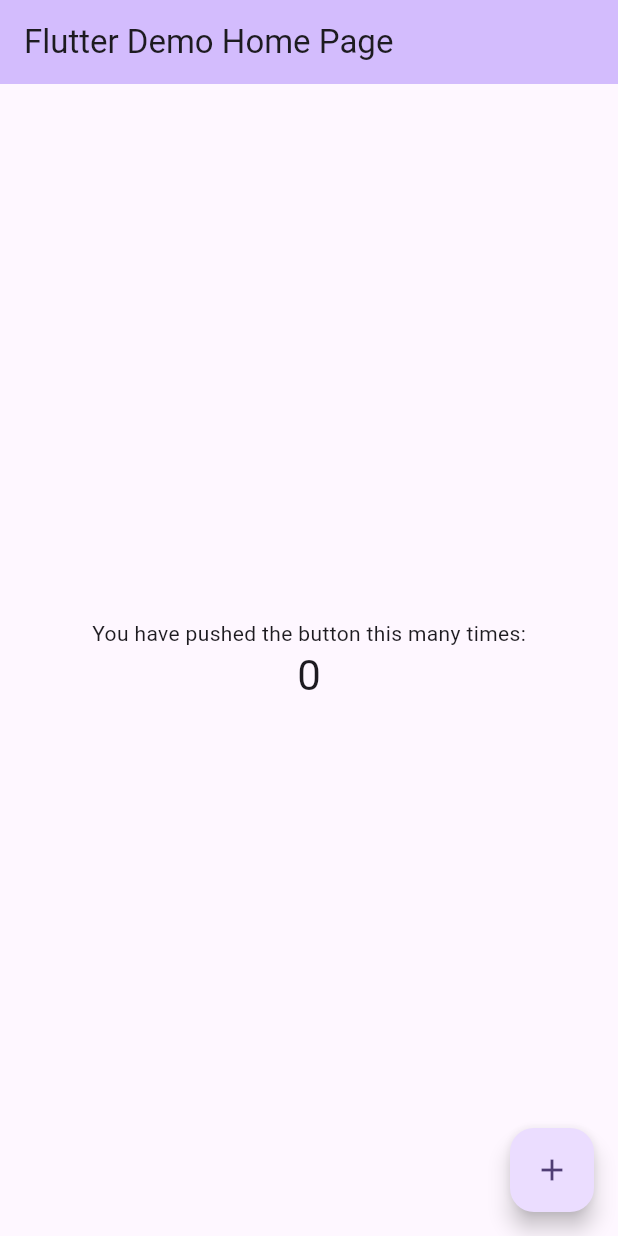
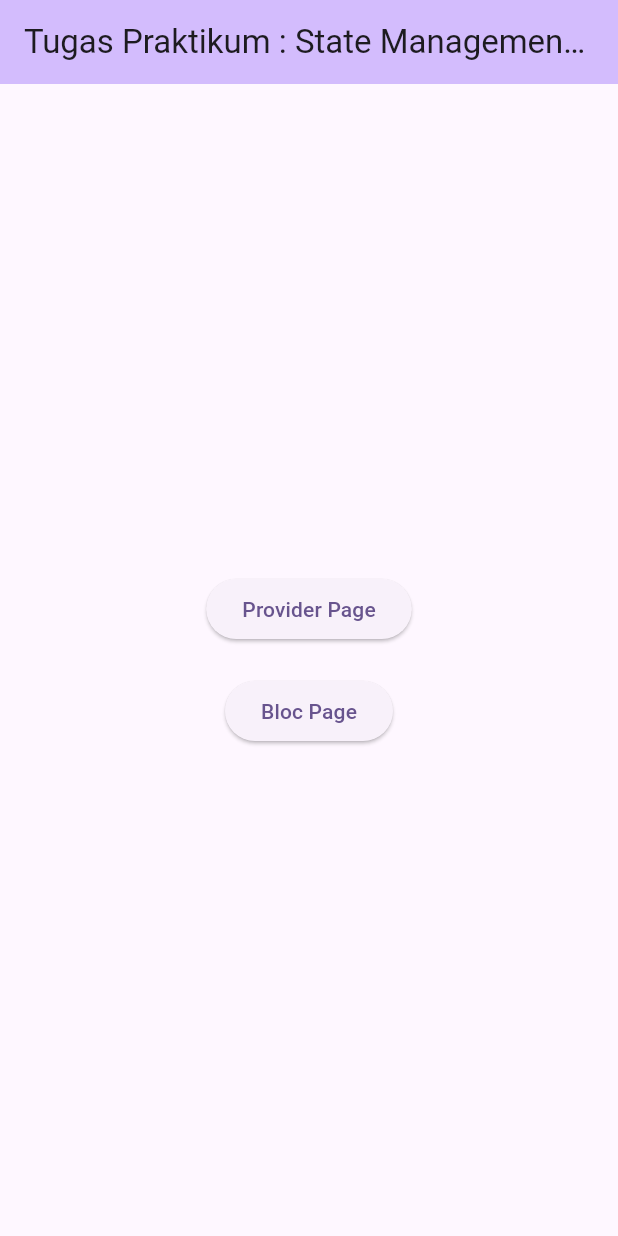
Before and after one commit to FRQNC/TP3PROVIS2024C1, a Flutter app: the screen it shows after launch, on a phone screen of 412 x 824 dp. Run offline on Flutter 3.47's test engine with Material 3 defaults, Android fonts, the phone set to English and light mode, and no system bars; our stand-ins replace flutter_bloc.

Commit message:
fix Bloc

```diff
--- a/tp3_provis/lib/main.dart
+++ b/tp3_provis/lib/main.dart
@@ -1,4 +1,5 @@
 import 'package:flutter/material.dart';
+import 'package:tp3_provis/cubit/product_cubit_page.dart';
 
 void main() {
   runApp(const MyApp());
@@ -13,40 +14,17 @@
     return MaterialApp(
       title: 'Flutter Demo',
       theme: ThemeData(
-        // This is the theme of your application.
-        //
-        // TRY THIS: Try running your application with "flutter run". You'll see
-        // the application has a purple toolbar. Then, without quitting the app,
-        // try changing the seedColor in the colorScheme below to Colors.green
-        // and then invoke "hot reload" (save your changes or press the "hot
-        // reload" button in a Flutter-supported IDE, or press "r" if you used
-        // the command line to start the app).
-        //
-        // Notice that the counter didn't reset back to zero; the application
-        // state is not lost during the reload. To reset the state, use hot
-        // restart instead.
-        //
-        // This works for code too, not just values: Most code changes can be
-        // tested with just a hot reload.
+
         colorScheme: ColorScheme.fromSeed(seedColor: Colors.deepPurple),
         useMaterial3: true,
       ),
-      home: const MyHomePage(title: 'Flutter Demo Home Page'),
+      home: const MyHomePage(title: 'Tugas Praktikum : State Management & Web Service'),
     );
   }
 }
 
 class MyHomePage extends StatefulWidget {
   const MyHomePage({super.key, required this.title});
-
-  // This widget is the home page of your application. It is stateful, meaning
-  // that it has a State object (defined below) that contains fields that affect
-  // how it looks.
-
-  // This class is the configuration for the state. It holds the values (in this
-  // case the title) provided by the parent (in this case the App widget) and
-  // used by the build method of the State. Fields in a Widget subclass are
-  // always marked "final".
 
   final String title;
 
@@ -55,71 +33,39 @@
 }
 
 class _MyHomePageState extends State<MyHomePage> {
-  int _counter = 0;
 
-  void _incrementCounter() {
-    setState(() {
-      // This call to setState tells the Flutter framework that something has
-      // changed in this State, which causes it to rerun the build method below
-      // so that the display can reflect the updated values. If we changed
-      // _counter without calling setState(), then the build method would not be
-      // called again, and so nothing would appear to happen.
-      _counter++;
-    });
-  }
 
   @override
   Widget build(BuildContext context) {
-    // This method is rerun every time setState is called, for instance as done
-    // by the _incrementCounter method above.
-    //
-    // The Flutter framework has been optimized to make rerunning build methods
-    // fast, so that you can just rebuild anything that needs updating rather
-    // than having to individually change instances of widgets.
     return Scaffold(
       appBar: AppBar(
-        // TRY THIS: Try changing the color here to a specific color (to
-        // Colors.amber, perhaps?) and trigger a hot reload to see the AppBar
-        // change color while the other colors stay the same.
         backgroundColor: Theme.of(context).colorScheme.inversePrimary,
-        // Here we take the value from the MyHomePage object that was created by
-        // the App.build method, and use it to set our appbar title.
         title: Text(widget.title),
       ),
       body: Center(
-        // Center is a layout widget. It takes a single child and positions it
-        // in the middle of the parent.
         child: Column(
-          // Column is also a layout widget. It takes a list of children and
-          // arranges them vertically. By default, it sizes itself to fit its
-          // children horizontally, and tries to be as tall as its parent.
-          //
-          // Column has various properties to control how it sizes itself and
-          // how it positions its children. Here we use mainAxisAlignment to
-          // center the children vertically; the main axis here is the vertical
-          // axis because Columns are vertical (the cross axis would be
-          // horizontal).
-          //
-          // TRY THIS: Invoke "debug painting" (choose the "Toggle Debug Paint"
-          // action in the IDE, or press "p" in the console), to see the
-          // wireframe for each widget.
           mainAxisAlignment: MainAxisAlignment.center,
           children: <Widget>[
-            const Text(
-              'You have pushed the button this many times:',
+            ElevatedButton(
+              onPressed: () {
+
+              },
+              child: Text('Provider Page'),
             ),
-            Text(
-              '$_counter',
-              style: Theme.of(context).textTheme.headlineMedium,
+            SizedBox(height: 20),
+            ElevatedButton(
+              onPressed: () {
+                Navigator.push(
+                  context,
+                  MaterialPageRoute(builder: (context) => ProductCubit()), // Navigasi ke halaman ProductCubit
+                );
+              },
+              child: Text('Bloc Page'),
             ),
           ],
         ),
       ),
-      floatingActionButton: FloatingActionButton(
-        onPressed: _incrementCounter,
-        tooltip: 'Increment',
-        child: const Icon(Icons.add),
-      ), // This trailing comma makes auto-formatting nicer for build methods.
+      // This trailing comma makes auto-formatting nicer for build methods.
     );
   }
 }
```
Also changed, not shown: tp3_provis/lib/cubit/list_product_cubit.dart (renamed from tp3_provis/lib/cubit/list_product_ubit.dart, +7 -18 lines), tp3_provis/lib/cubit/product_cubit_page.dart (+55 -0 lines), 1 other file.
